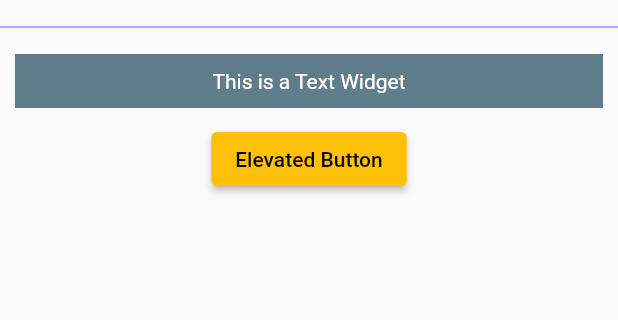
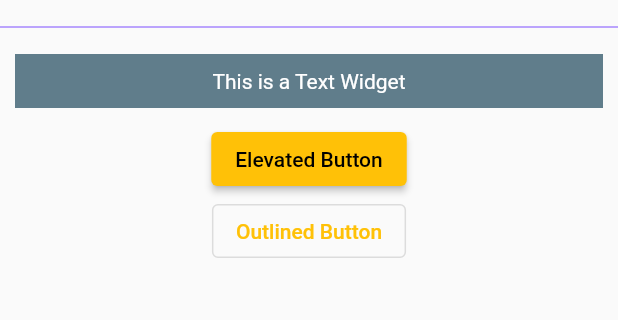
Before and after one commit to nevarwin/Flutter-3.0, a Flutter app: the LearFlutterPage screen opened directly, on a phone screen of 412 x 824 dp, the part 534-854 px from its top. Run offline on Flutter 3.47's test engine with Material 2 defaults, Android fonts, the phone set to English and light mode, and no system bars.

Commit message:
outlined button widget

```diff
--- a/flutter3/lib/learn_flutter_page.dart
+++ b/flutter3/lib/learn_flutter_page.dart
@@ -58,6 +58,12 @@ class _LearFlutterPageState extends State<LearFlutterPage> {
             },
             child: const Text('Elevated Button'),
           ),
+          OutlinedButton(
+            onPressed: () {
+              debugPrint('Outlined Button Pushed');
+            },
+            child: const Text('Outlined Button'),
+          ),
         ],
       ),
     );
```
